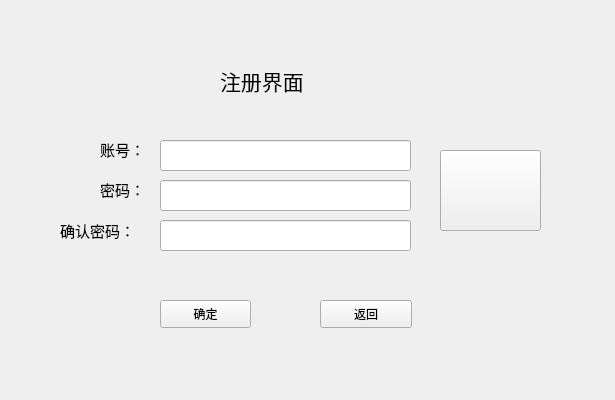
Before: the Qt Designer form signupwindow.ui in qisanfen666/myWork, drawn with Qt 5.
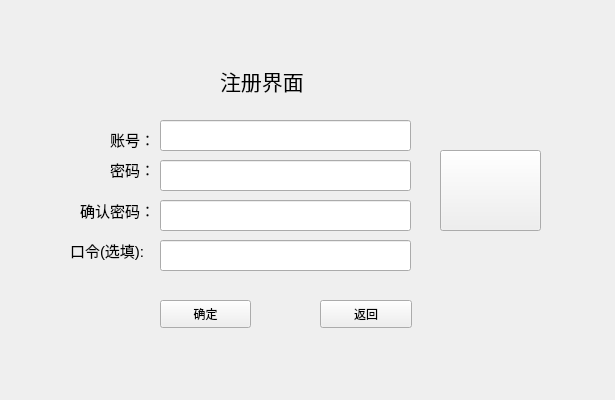
After: the same form once the commit is applied.

```diff
--- a/signupwindow.ui
+++ b/signupwindow.ui
@@ -71,7 +71,7 @@
    <property name="geometry">
     <rect>
      <x>160</x>
-     <y>140</y>
+     <y>120</y>
      <width>251</width>
      <height>31</height>
     </rect>
@@ -80,8 +80,8 @@
   <widget class="QLabel" name="password">
    <property name="geometry">
     <rect>
-     <x>100</x>
-     <y>180</y>
+     <x>110</x>
+     <y>160</y>
      <width>69</width>
      <height>19</height>
     </rect>
@@ -112,7 +112,7 @@
    <property name="geometry">
     <rect>
      <x>160</x>
-     <y>180</y>
+     <y>160</y>
      <width>251</width>
      <height>31</height>
     </rect>
@@ -124,8 +124,8 @@
   <widget class="QLabel" name="account">
    <property name="geometry">
     <rect>
-     <x>100</x>
-     <y>140</y>
+     <x>110</x>
+     <y>130</y>
      <width>69</width>
      <height>19</height>
     </rect>
@@ -143,7 +143,7 @@
    <property name="geometry">
     <rect>
      <x>160</x>
-     <y>220</y>
+     <y>200</y>
      <width>251</width>
      <height>31</height>
     </rect>
@@ -155,8 +155,8 @@
   <widget class="QLabel" name="label">
    <property name="geometry">
     <rect>
-     <x>60</x>
-     <y>220</y>
+     <x>80</x>
+     <y>200</y>
      <width>81</width>
      <height>20</height>
     </rect>
@@ -170,6 +170,34 @@
     <string>确认密码：</string>
    </property>
   </widget>
+  <widget class="QLineEdit" name="keyLine">
+   <property name="geometry">
+    <rect>
+     <x>160</x>
+     <y>240</y>
+     <width>251</width>
+     <height>31</height>
+    </rect>
+   </property>
+  </widget>
+  <widget class="QLabel" name="key">
+   <property name="geometry">
+    <rect>
+     <x>70</x>
+     <y>240</y>
+     <width>81</width>
+     <height>20</height>
+    </rect>
+   </property>
+   <property name="font">
+    <font>
+     <pointsize>11</pointsize>
+    </font>
+   </property>
+   <property name="text">
+    <string>口令(选填):</string>
+   </property>
+  </widget>
  </widget>
  <resources/>
  <connections/>
```
